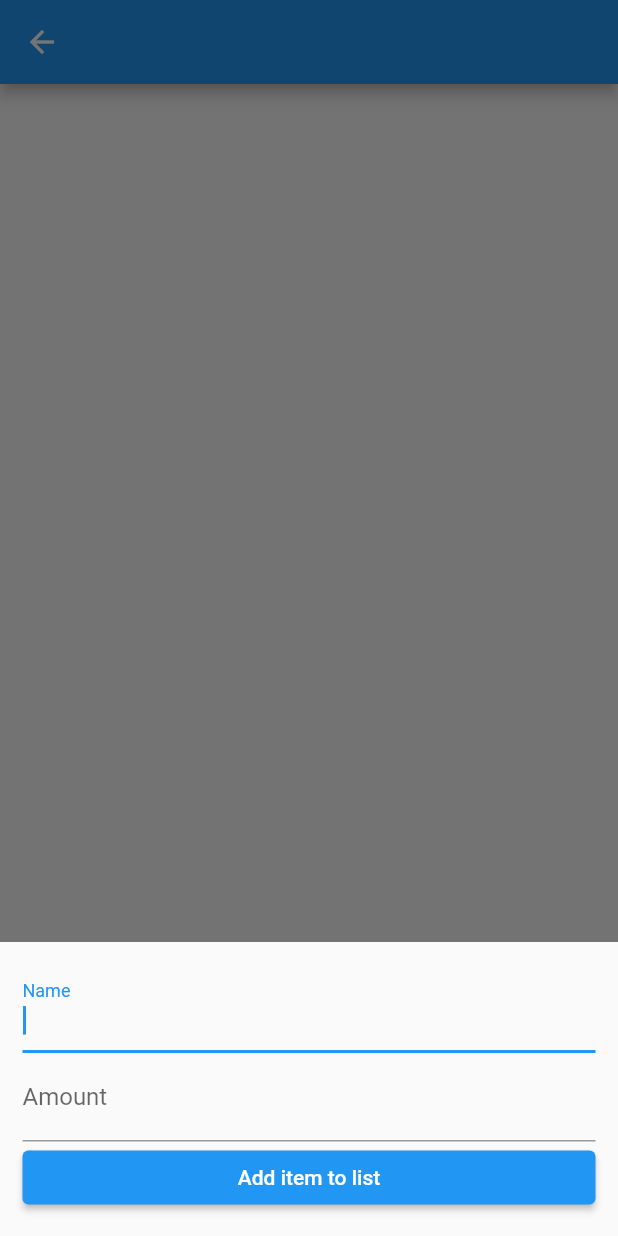
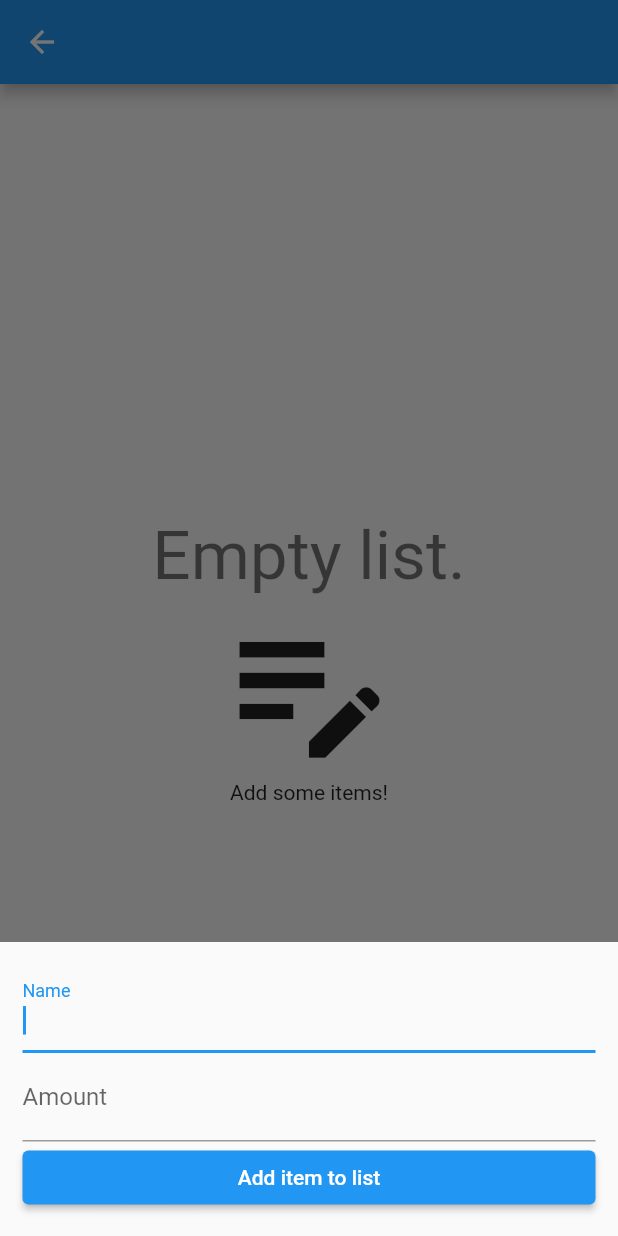
Before and after one commit to danielroehrig/fridge-filler, a Flutter app: the ListPage screen opened directly with empty values, after a tap on the "add" icon, on a phone screen of 412 x 824 dp. Run offline on Flutter 3.47's test engine with Material 2 defaults, Android fonts, the phone set to English and light mode, and no system bars; our stand-ins replace hive, hive_flutter; accounts and stored records are empty; generated files the repository leaves out were written again.

Commit message:
Show an empty list icon if no item is in that list
Signed-off-by: Daniel Röhrig <mail@danielroehrig.de>

```diff
--- a/lib/pages/list_page.dart
+++ b/lib/pages/list_page.dart
@@ -1,3 +1,5 @@
+import 'dart:math';
+
 import 'package:flutter/material.dart';
 import 'package:flutter_gen/gen_l10n/app_localizations.dart';
 import 'package:fridge_filler/models/list_model.dart';
@@ -17,18 +19,44 @@ class _ListPageState extends State<ListPage> {
   late AppLocalizations _appLocalization;
   final _newEntryNameController = TextEditingController();
   final _newEntryAmountController = TextEditingController();
+  late double _deviceWidth, _deviceHeight;
   @override
   Widget build(BuildContext context) {
     _listEntry = widget.listEntry;
     _appLocalization = AppLocalizations.of(context)!;
+    _deviceWidth = MediaQuery.of(context).size.width;
+    _deviceHeight = MediaQuery.of(context).size.height;
     return Scaffold(
       appBar: AppBar(title: Text(_listEntry.name)),
-      body: _showEntries(),
+      body: _listEntry.entries.length > 0
+          ? _showEntries()
+          : _showEmptyList(context),
       floatingActionButton: FloatingActionButton(
         child: const Icon(Icons.add),
         onPressed: () {
           _addItem();
         },
+      ),
+    );
+  }
+
+  Center _showEmptyList(BuildContext context) {
+    return Center(
+      child: Column(
+        mainAxisSize: MainAxisSize.max,
+        mainAxisAlignment: MainAxisAlignment.center,
+        crossAxisAlignment: CrossAxisAlignment.center,
+        children: [
+          Text(
+            "Empty list.",
+            style: Theme.of(context).textTheme.headline3,
+          ),
+          Icon(
+            Icons.edit_note_outlined,
+            size: min(_deviceWidth, _deviceHeight) * 0.3,
+          ),
+          Text("Add some items!"),
+        ],
       ),
     );
   }
@@ -50,6 +78,7 @@ class _ListPageState extends State<ListPage> {
           onDismissed: (dismissDirection) {
             _listEntry.entries.removeAt(index);
             _listEntry.save();
+            setState(() {});
           },
           key: Key(entry.id),
           child: ListTile(
```
